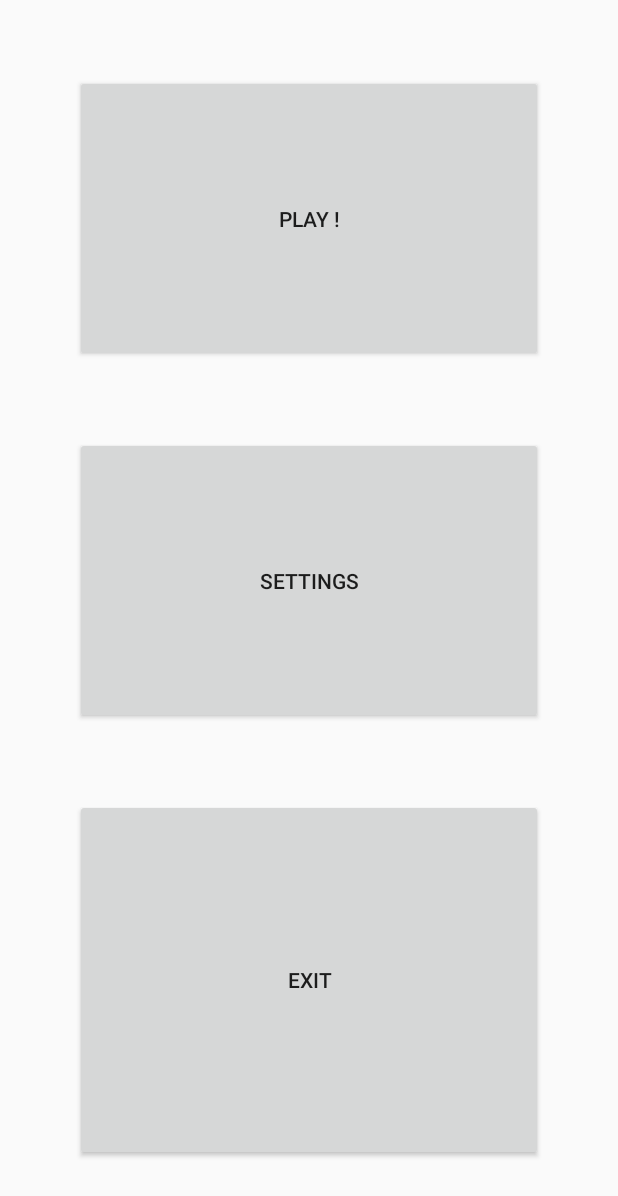
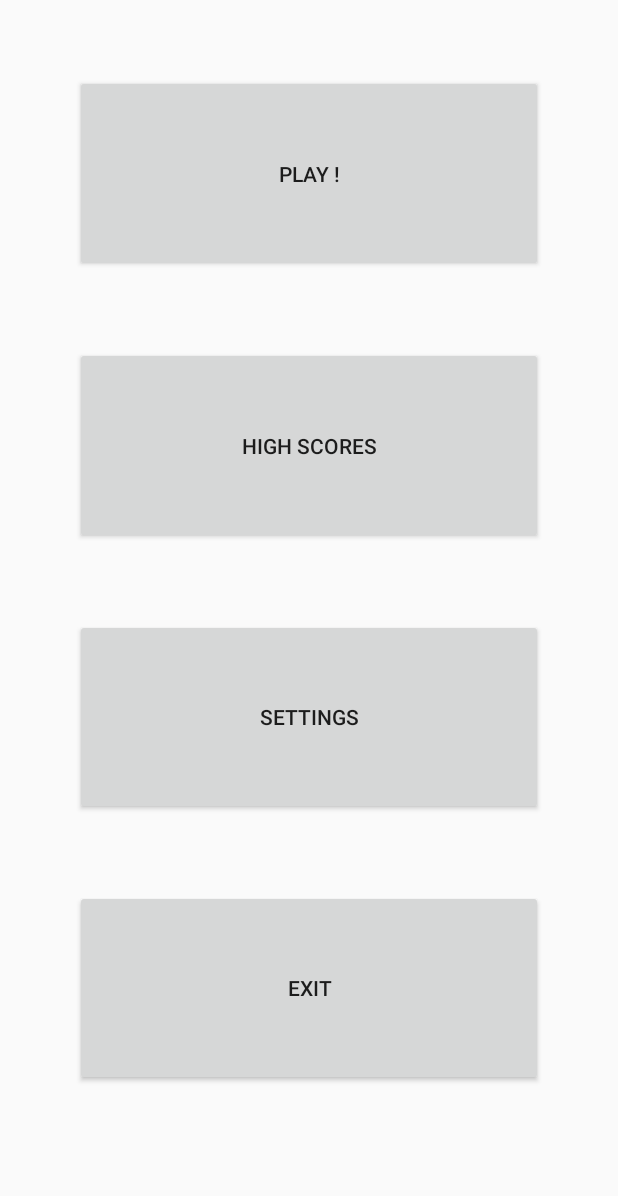
Before and after one commit to Patrysiek/MotoCycleWay, an Android app: the screen it shows after launch (MenuActivity), on a phone screen of 412 x 824 dp. Shown: the top 1196 px of the screen. Run offline under Robolectric (Android 15) with nearby library versions, the phone set to English and light mode, and no system bars.

Commit message:
corrected score manager and game over status

```diff
--- a/app/src/main/java/com/motocycleway/entities/Score.java
+++ b/app/src/main/java/com/motocycleway/entities/Score.java
@@ -40,4 +40,8 @@ public class Score {
     public void draw(Canvas canvas){
         canvas.drawText(String.valueOf(score), 10,10,paint);
     }
+
+    public int getScore() {
+        return score;
+    }
 }
--- a/app/src/main/java/com/motocycleway/main/MainThread.java
+++ b/app/src/main/java/com/motocycleway/main/MainThread.java
@@ -77,4 +77,5 @@ public class MainThread extends Thread {
     public void setRunning(boolean running) {
         this.running = running;
     }
+
 }
--- /dev/null
+++ b/app/src/main/java/com/motocycleway/main/ScoreManager.java
@@ -0,0 +1,68 @@
+package com.motocycleway.main;
+
+import android.content.Context;
+import android.content.SharedPreferences;
+import android.os.Build;
+import android.preference.PreferenceManager;
+
+import java.util.ArrayList;
+import java.util.List;
+
+
+public class ScoreManager {
+
+    private static ScoreManager scoreManager = new ScoreManager();
+    private SharedPreferences sharedPreferences;
+    private SharedPreferences.Editor editor;
+    private List<Integer> highScores;
+    private ScoreManager(){
+        highScores = new ArrayList<>();
+        highScores.add(0);
+        highScores.add(0);
+        highScores.add(0);
+        highScores.add(0);
+    }
+
+    public static ScoreManager getScoreManager() {
+        if(scoreManager==null) return new ScoreManager();
+        else return scoreManager;
+    }
+
+    public void initPrefs(Context context) {
+        sharedPreferences = PreferenceManager.getDefaultSharedPreferences(context);
+        editor = sharedPreferences.edit();
+    }
+
+    public void saveScore(int score){
+        highScores.add(score);
+        if (Build.VERSION.SDK_INT >= Build.VERSION_CODES.N) {
+            highScores.sort((b,a)-> a.compareTo(b) );
+        }
+        highScores.remove(highScores.remove(highScores.size()-1));
+
+        editor.putInt("ThirdHighScore",highScores.get(2));
+        editor.commit();
+        editor.putInt("SecondHighScore",highScores.get(1));
+        editor.commit();
+        editor.putInt("FirstHighScore",highScores.get(0));
+        editor.commit();
+    }
+
+    public int getScore(int choose){
+        switch (choose){
+            case 1:
+                return sharedPreferences.getInt("FirstHighScore",0);
+            case 2:
+                return sharedPreferences.getInt("SecondHighScore",0);
+            case 3:
+                return sharedPreferences.getInt("ThirdHighScore",0);
+            default:
+                return 0;
+
+        }
+
+
+    }
+
+
+}
--- a/app/src/main/res/layout/menu_layout.xml
+++ b/app/src/main/res/layout/menu_layout.xml
@@ -17,7 +17,7 @@
         android:layout_marginTop="50dp"
         android:gravity="center"
         android:orientation="vertical"
-        android:weightSum="3"
+        android:weightSum="4"
         app:layout_constraintBottom_toBottomOf="parent"
         app:layout_constraintEnd_toEndOf="parent"
         app:layout_constraintStart_toStartOf="parent"
@@ -33,6 +33,15 @@
             android:text="@string/play_button" />
 
         <Button
+            android:id="@+id/high_scores_button"
+            android:layout_width="match_parent"
+            android:layout_height="match_parent"
+            android:layout_marginBottom="50dp"
+            android:layout_weight="1"
+            android:onClick="setHighScoresActivity"
+            android:text="High Scores" />
+
+        <Button
             android:id="@+id/button2"
             android:layout_width="match_parent"
             android:layout_height="match_parent"
@@ -44,7 +53,7 @@
         <Button
             android:id="@+id/button3"
             android:layout_width="match_parent"
-            android:layout_marginBottom="0dp"
+            android:layout_marginBottom="50dp"
             android:layout_weight="1"
             android:onClick="exit"
             android:text="@string/exit_button"
--- /dev/null
+++ b/app/src/main/res/values/integers.xml
@@ -0,0 +1,6 @@
+<?xml version="1.0" encoding="utf-8"?>
+<resources>
+    <integer name="saved_first_score_key">0</integer>
+    <integer name="saved_second_score_key">0</integer>
+    <integer name="saved_third_score_key">0</integer>
+</resources>
--- a/app/src/main/res/values/strings.xml
+++ b/app/src/main/res/values/strings.xml
@@ -3,7 +3,8 @@
     <string name="play_button">Play !</string>
     <string name="settings_button">Settings</string>
     <string name="exit_button">Exit</string>
-
+    <string name="saved_high_score_key">High Score</string>
+    <string name="loser">Loser !</string>
 
     <string name="settings_title">SETTINGS</string>
 </resources>
```
Also changed, not shown: app/src/main/AndroidManifest.xml (+8 -7 lines), app/src/main/java/com/motocycleway/activities/HighScoresActivity.java (added, +31 -0 lines), app/src/main/java/com/motocycleway/activities/MainGameActivity.java (+3 -5 lines), app/src/main/java/com/motocycleway/activities/MenuActivity.java (+9 -4 lines), app/src/main/java/com/motocycleway/activities/SettingsActivity.java (+7 -0 lines), app/src/main/java/com/motocycleway/entities/Motobike.java (+7 -11 lines), app/src/main/java/com/motocycleway/main/GameOver.java (added, +31 -0 lines), app/src/main/java/com/motocycleway/main/GameView.java (+29 -5 lines), app/src/main/res/layout/activity_high_scores.xml (added, +53 -0 lines), app/src/main/res/layout/activity_settings.xml (+14 -0 lines).
